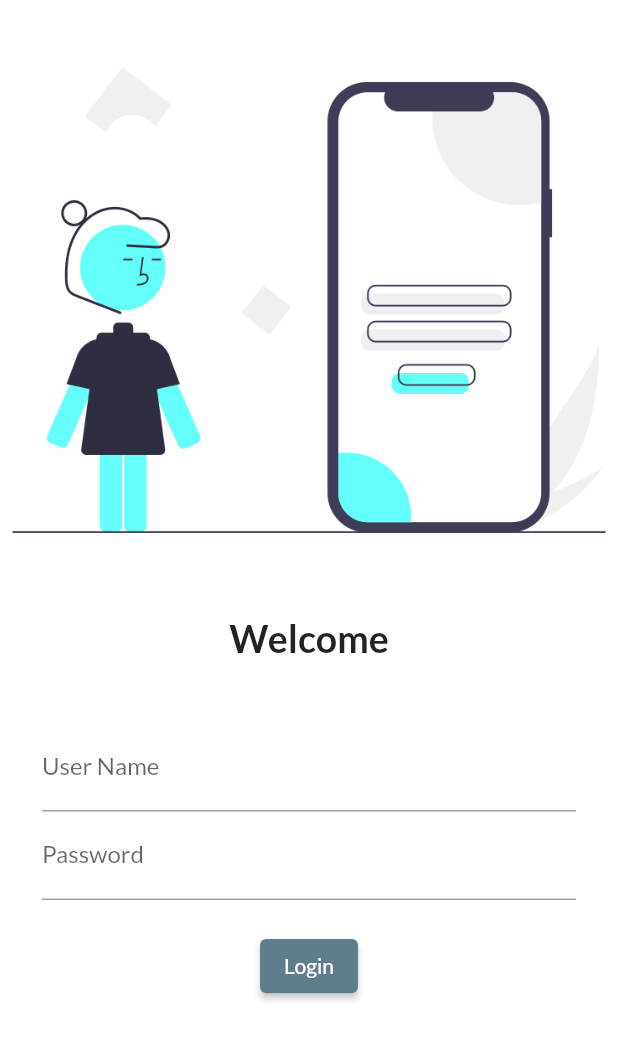
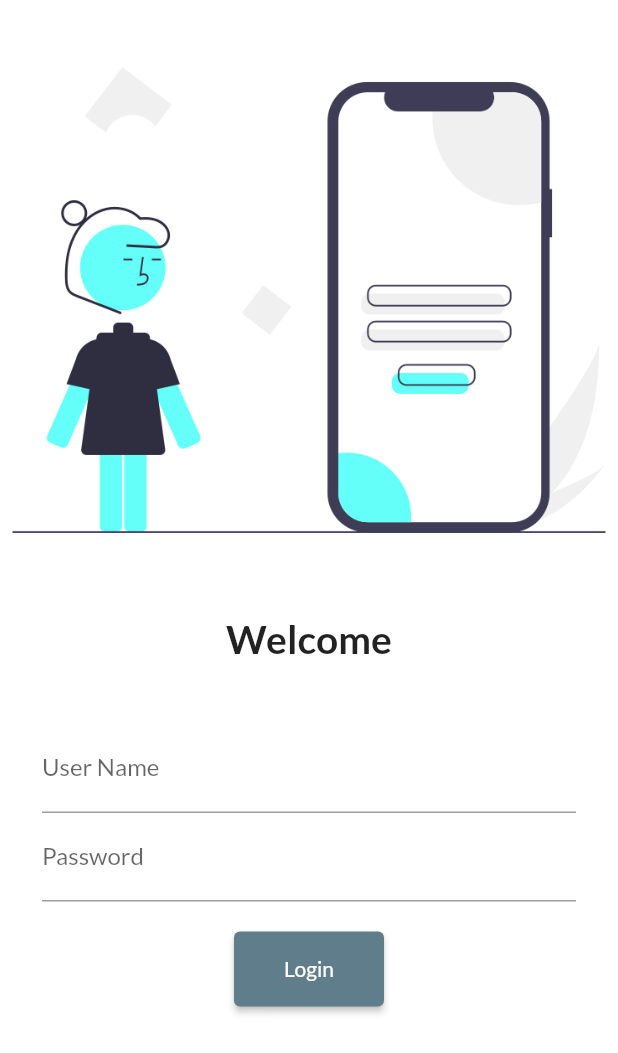
Before and after one commit to voltzylex/Catolog-App-Flutter-, a Flutter app: the screen it shows after launch, on a phone screen of 412 x 824 dp. Shown: the top 1053 px of the screen. Run offline on Flutter 3.47's test engine with Material 2 defaults, Android fonts, the phone set to English and light mode, and no system bars; our stand-ins replace google_fonts; missing offline and left inert: dart:html.

Commit message:
day 5 completed

```diff
--- a/lib/main.dart
+++ b/lib/main.dart
@@ -1,6 +1,8 @@
+import 'package:flutter/foundation.dart';
 import 'package:flutter/material.dart';
 import 'package:flutter_day_01/pages/home_page.dart';
 import 'package:flutter_day_01/pages/login_page.dart';
+import 'package:flutter_day_01/utils/routes.dart';
 import 'package:google_fonts/google_fonts.dart';
 
 void main() {
@@ -15,6 +17,10 @@ class myApp extends StatelessWidget {
   @override
   Widget build(BuildContext context) {
     return MaterialApp(
+      //For Hiding debug Logo
+
+      debugShowCheckedModeBanner: false,
+
       // home: HomePage(),
       themeMode: ThemeMode.light,
       theme: ThemeData(
@@ -25,11 +31,11 @@ class myApp extends StatelessWidget {
       darkTheme: ThemeData(
         brightness: Brightness.dark,
       ),
-      initialRoute: "/login",
+
       routes: {
         "/": (context) => LoginPage(),
-        "/home": (context) => HomePage(),
-        "/login": (context) => LoginPage(),
+        MyRoutes.homeRoute: (context) => HomePage(),
+        MyRoutes.loginRoute: (context) => LoginPage(),
       },
     );
   }
--- a/lib/pages/login_page.dart
+++ b/lib/pages/login_page.dart
@@ -1,6 +1,8 @@
 import 'dart:html';
 
 import 'package:flutter/material.dart';
+import 'package:flutter_day_01/pages/home_page.dart';
+import 'package:flutter_day_01/utils/routes.dart';
 import 'package:google_fonts/google_fonts.dart';
 
 class LoginPage extends StatelessWidget {
@@ -8,6 +10,7 @@ class LoginPage extends StatelessWidget {
   Widget build(BuildContext context) {
     return Material(
       color: Colors.white,
+      child: SingleChildScrollView(
         child: Column(
           children: [
             Image.asset(
@@ -22,7 +25,7 @@ class LoginPage extends StatelessWidget {
             ),
             const Text(
               "Welcome",
-            style: TextStyle(fontSize: 25, fontWeight: FontWeight.bold),
+              style: TextStyle(fontSize: 26, fontWeight: FontWeight.bold),
             ),
             const SizedBox(
               height: 10.0,
@@ -50,10 +53,10 @@ class LoginPage extends StatelessWidget {
                     height: 20.0,
                   ),
                   ElevatedButton(
-                  style: TextButton.styleFrom(),
+                    style: TextButton.styleFrom(minimumSize: Size(100, 50)),
                     child: Text("Login"),
                     onPressed: () {
-                    print("HI volt");
+                      Navigator.pushNamed(context, MyRoutes.homeRoute);
                     },
                   )
                 ],
@@ -61,6 +64,7 @@ class LoginPage extends StatelessWidget {
             ),
           ],
         ),
+      ),
     );
   }
 }
--- /dev/null
+++ b/lib/utils/routes.dart
@@ -0,0 +1,4 @@
+class MyRoutes {
+  static String loginRoute = "/login";
+  static String homeRoute = "/home";
+}
```
Lines whose indentation alone changed are shown as unchanged.
